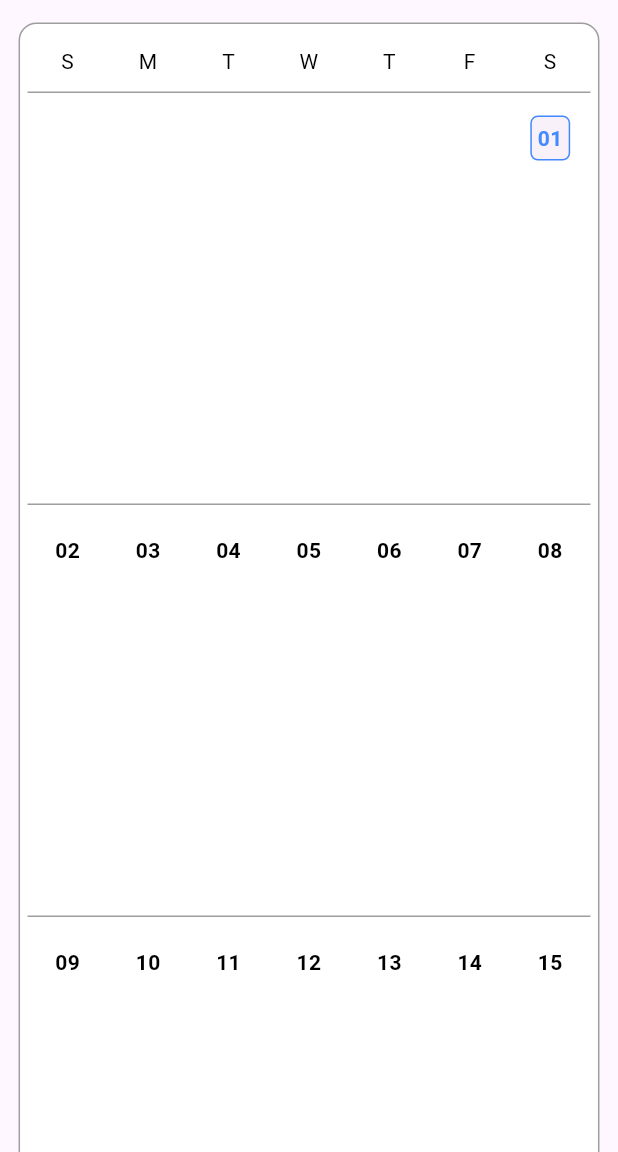
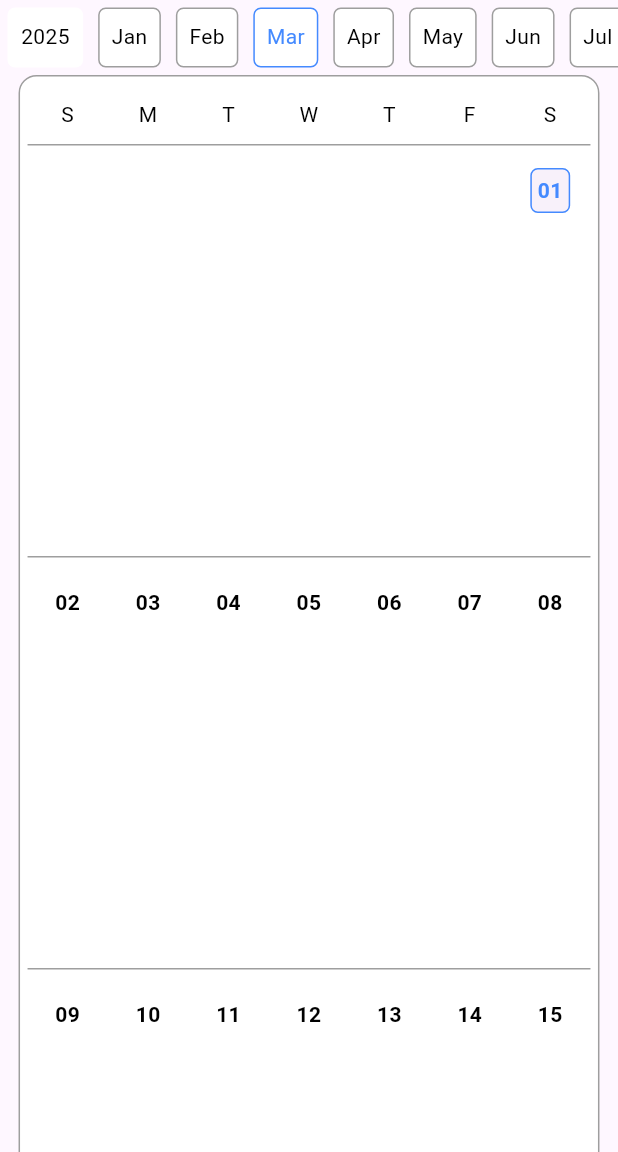
Before and after one commit to postboxat18/flutter_material_calendar, a Flutter app: the screen it shows after launch, on a phone screen of 412 x 824 dp, the part 84-1236 px from its top. Run offline on Flutter 3.47's test engine with Material 3 defaults, Android fonts, the phone set to English and light mode, and no system bars; drawn by our look-alikes of scrollable_positioned_list.

```diff
--- a/example/pubspec.yaml
+++ b/example/pubspec.yaml
@@ -49,7 +49,7 @@ dev_dependencies:
   # activated in the `analysis_options.yaml` file located at the root of your
   # package. See that file for information about deactivating specific lint
   # rules and activating additional ones.
-  flutter_lints: ^3.0.0
+  flutter_lints: ^5.0.0
 
 # For information on the generic Dart part of this file, see the
 # following page: https://dart.dev/tools/pub/pubspec
--- a/lib/flutter_material_calendar.dart
+++ b/lib/flutter_material_calendar.dart
@@ -1,7 +1,6 @@
-library flutter_material_calendar;
-
 import 'package:flutter/material.dart';
 import "package:intl/intl.dart";
+import 'package:scrollable_positioned_list/scrollable_positioned_list.dart';
 
 class MaterialCalendarEvent extends StatefulWidget {
   final List<EventList>? eventList;
@@ -43,7 +42,26 @@ class MaterialCalendarEvent1 extends State<MaterialCalendarEvent> {
     "Sat"
   ];
   late List<String> weekList = ["S", "M", "T", "W", "T", "F", "S"];
+  late List<String> totalMonList = [];
+  late List<String> monthList = [
+    "Jan",
+    "Feb",
+    "Mar",
+    "Apr",
+    "May",
+    "Jun",
+    "Jul",
+    "Aug",
+    "Sep",
+    "Oct",
+    "Nov",
+    "Dec"
+  ];
   late DateTime currentDate;
+  late bool isYear = false;
+  late ItemScrollController scrollController = ItemScrollController();
+  late bool sValue = false;
+  late int initialIndex = 0;
 
   @override
   void initState() {
@@ -57,6 +75,15 @@ class MaterialCalendarEvent1 extends State<MaterialCalendarEvent> {
     });
     getEndDate(month, year);
 
+    for (int i = 0; i < 100; i++) {
+      int addYear = (year - 50) + i;
+      totalMonList.add(addYear.toString());
+      totalMonList.addAll(monthList);
+    }
+    initialIndex = totalMonList.indexWhere(
+      (element) => element == currentYear,
+    );
+
     super.initState();
   }
 
@@ -68,8 +95,34 @@ class MaterialCalendarEvent1 extends State<MaterialCalendarEvent> {
     height = MediaQuery.of(context).size.height;
     paddingWidth = isTab ? (width * 0.02) : (width * 0.03);
     paddingHeight = (height * 0.15);
-    return Container(
-      margin: EdgeInsets.fromLTRB(paddingWidth, 15, paddingWidth, 15),
+    return SingleChildScrollView(
+      child: Column(
+        children: [
+          //MONTH
+          SizedBox(
+            height: 50,
+            child: ScrollablePositionedList.builder(
+              itemScrollController: scrollController,
+              initialScrollIndex: initialIndex,
+              scrollDirection: Axis.horizontal,
+              itemCount: totalMonList.length,
+              itemBuilder: (context, index) =>
+                  widTotalFunc(totalMonList[index].toString(), index),
+            ),
+          ),
+          /* SingleChildScrollView(
+            scrollDirection: Axis.horizontal,
+            child: Row(
+              children: [
+                for (int index = 0; index < totalMonList.length; index++) ...[
+                  widTotalFunc(totalMonList[index].toString(), index),
+                ]
+              ],
+            ),
+          ),*/
+          //CAL
+          Container(
+            margin: EdgeInsets.fromLTRB(paddingWidth, 0, paddingWidth, 15),
             decoration: ShapeDecoration(
                 color: Colors.white,
                 shape: RoundedRectangleBorder(
@@ -88,7 +141,8 @@ class MaterialCalendarEvent1 extends State<MaterialCalendarEvent> {
                         TableRow(children: [
                           for (int i = 0; i < weekList.length; i++) ...[
                             Padding(
-                          padding: const EdgeInsets.fromLTRB(0, 10, 0, 10),
+                                padding:
+                                    const EdgeInsets.fromLTRB(0, 10, 0, 10),
                                 child: Text(
                                   weekList[i].toString(),
                                   textAlign: TextAlign.center,
@@ -109,6 +163,9 @@ class MaterialCalendarEvent1 extends State<MaterialCalendarEvent> {
                   )
                 ],
               ),
+            ),
+          ),
+        ],
       ),
     );
   }
@@ -261,9 +318,11 @@ class MaterialCalendarEvent1 extends State<MaterialCalendarEvent> {
                                                       5, 0, 0, 0),
                                               child: Text(
                                                 weekDay,
-                                                style: const TextStyle(
-                                                    color: Colors.black,
-                                                    fontWeight: FontWeight.w400,
+                                                style: TextStyle(
+                                                    color: isCurrentData
+                                                        ? widget.primaryColor
+                                                        : Colors.black,
+                                                    fontWeight: FontWeight.w700,
                                                     fontSize: 10),
                                               ),
                                             ),
@@ -294,8 +353,10 @@ class MaterialCalendarEvent1 extends State<MaterialCalendarEvent> {
                                                       5, 0, 0, 0),
                                               child: Text(
                                                 month,
-                                                style: const TextStyle(
-                                                    color: Colors.black,
+                                                style: TextStyle(
+                                                    color: isCurrentData
+                                                        ? widget.primaryColor
+                                                        : Colors.black,
                                                     fontWeight: FontWeight.w400,
                                                     fontSize: 10),
                                               ),
@@ -452,6 +513,66 @@ class MaterialCalendarEvent1 extends State<MaterialCalendarEvent> {
     );
   }
 
+  widTotalFunc(String totalMonth, int index) {
+    try {
+      double.parse(totalMonth);
+      sValue = true;
+      if (totalMonth == currentYear) {
+        isYear = true;
+      } else {
+        isYear = false;
+      }
+    } catch (e) {
+      sValue = false;
+    }
+    return InkWell(
+      onTap: sValue
+          ? null
+          : () {
+              int id = monthList.indexWhere(
+                (element) => element == totalMonList[index],
+              );
+
+              setState(() {
+                currentMonth = totalMonth;
+                currentYear = totalMonList[index - (id + 1)];
+              });
+              getEndDate(id + 1, int.parse(totalMonList[index - (id + 1)]));
+            },
+      child: Container(
+        margin: EdgeInsets.fromLTRB(5, 5, 5, 5),
+        decoration: ShapeDecoration(
+            color: Colors.white,
+            shape: RoundedRectangleBorder(
+                side: BorderSide(
+                    color: isYear
+                        ? totalMonth.toString() == currentMonth
+                            ? widget.primaryColor
+                            : sValue
+                                ? Colors.transparent
+                                : widget.selectedClr
+                        : sValue
+                            ? Colors.transparent
+                            : widget.selectedClr),
+                borderRadius: BorderRadius.circular(5))),
+        child: Padding(
+          padding: const EdgeInsets.all(8.0),
+          child: Text(
+            totalMonth.toString(),
+            style: TextStyle(
+              color: isYear
+                  ? totalMonth.toString() == currentMonth
+                      ? widget.primaryColor
+                      : Colors.black
+                  : Colors.black,
+            ),
+            textAlign: TextAlign.center,
+          ),
+        ),
+      ),
+    );
+  }
+
   textMsg(String msg, String fulMsg, int val) {
     if (val == 0) {
       msg = msg;
--- a/pubspec.yaml
+++ b/pubspec.yaml
@@ -1,6 +1,6 @@
 name: flutter_material_calendar
 description: "This package is perfect for those who want to keep track of their tasks and deadlines in an organized, functional calendar view."
-version: 0.0.6
+version: 0.0.7
 homepage: https://github.com/postboxat18/flutter_material_calendar.git
 
 environment:
@@ -10,7 +10,8 @@ environment:
 dependencies:
   flutter:
     sdk: flutter
-  intl: ^0.19.0
+  intl: ^0.20.2
+  scrollable_positioned_list: ^0.3.8
 
 dev_dependencies:
   flutter_test:
```
Also changed, not shown: example/lib/main.dart (+64 -37 lines), example/pubspec.lock, 2 other files. Lines whose indentation alone changed are shown as unchanged.
